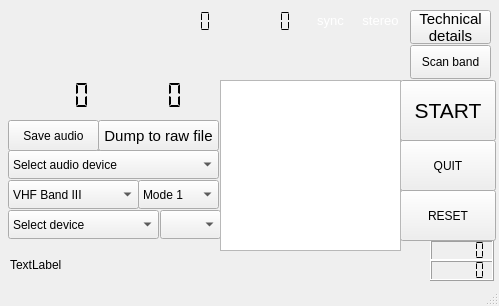
Qt form forms/dabradio.ui (JvanKatwijk/qt-dab) before a commit.
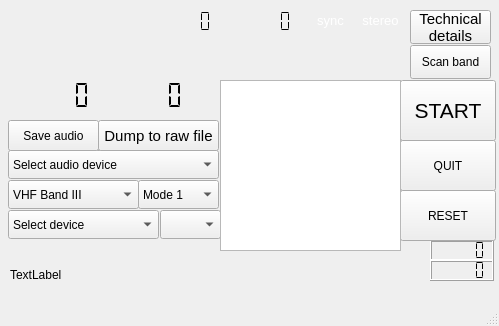
The same form after that commit.

Patch:
```diff
--- a/forms/dabradio.ui
+++ b/forms/dabradio.ui
@@ -7,7 +7,7 @@
     <x>0</x>
     <y>0</y>
     <width>499</width>
-    <height>306</height>
+    <height>326</height>
    </rect>
   </property>
   <property name="windowTitle">
@@ -229,7 +229,7 @@
       <x>10</x>
       <y>250</y>
       <width>401</width>
-      <height>31</height>
+      <height>51</height>
      </rect>
     </property>
     <property name="toolTip">
```
